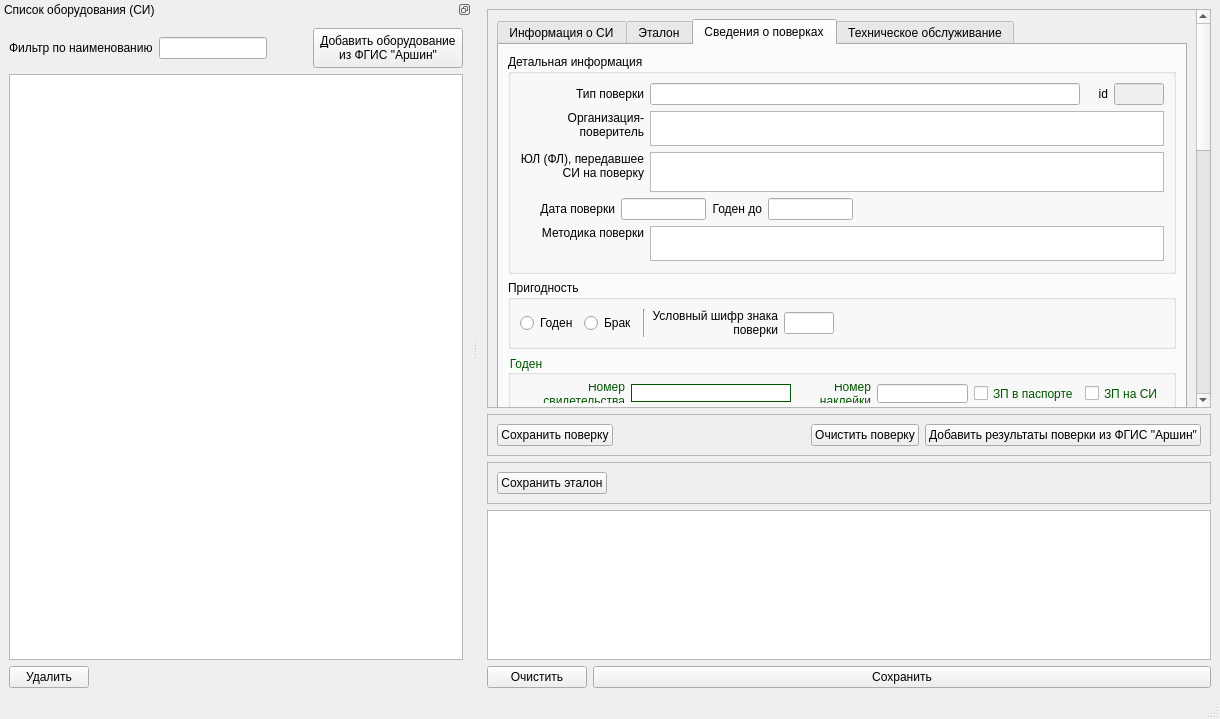
The window that equipment.ui (sylmain/Cometa1) describes before a commit, drawn with Qt 5.
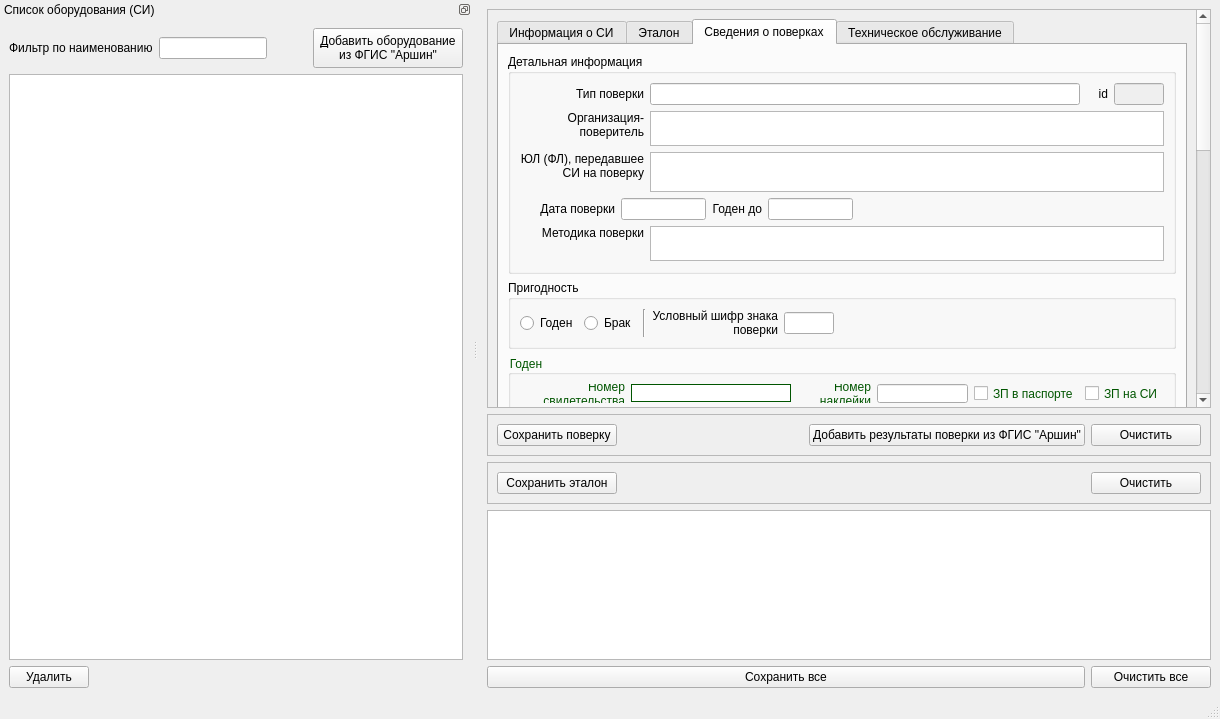
The same window after the commit.

The edit to the form file:
```diff
--- a/equipment.ui
+++ b/equipment.ui
@@ -2223,7 +2223,7 @@
         <widget class="QPushButton" name="pushButton_save_vri">
          <property name="minimumSize">
           <size>
-           <width>110</width>
+           <width>120</width>
            <height>0</height>
           </size>
          </property>
@@ -2245,18 +2245,11 @@
          </property>
         </spacer>
        </item>
-       <item>
-        <widget class="QPushButton" name="pushButton_clear_vri">
-         <property name="text">
-          <string>Очистить поверку</string>
-         </property>
-        </widget>
-       </item>
        <item>
         <widget class="QPushButton" name="pushButton_add_vri">
          <property name="minimumSize">
           <size>
-           <width>200</width>
+           <width>270</width>
            <height>0</height>
           </size>
          </property>
@@ -2268,6 +2261,19 @@
          </property>
         </widget>
        </item>
+       <item>
+        <widget class="QPushButton" name="pushButton_clear_vri">
+         <property name="minimumSize">
+          <size>
+           <width>110</width>
+           <height>0</height>
+          </size>
+         </property>
+         <property name="text">
+          <string>Очистить</string>
+         </property>
+        </widget>
+       </item>
       </layout>
      </widget>
     </item>
@@ -2284,7 +2290,7 @@
         <widget class="QPushButton" name="pushButton_save_mieta">
          <property name="minimumSize">
           <size>
-           <width>110</width>
+           <width>120</width>
            <height>0</height>
           </size>
          </property>
@@ -2306,6 +2312,19 @@
          </property>
         </spacer>
        </item>
+       <item>
+        <widget class="QPushButton" name="pushButton_clear_mieta">
+         <property name="minimumSize">
+          <size>
+           <width>110</width>
+           <height>0</height>
+          </size>
+         </property>
+         <property name="text">
+          <string>Очистить</string>
+         </property>
+        </widget>
+       </item>
       </layout>
      </widget>
     </item>
@@ -2348,23 +2367,35 @@
     </item>
     <item>
      <layout class="QHBoxLayout" name="horizontalLayout_6">
+      <item>
+       <widget class="QPushButton" name="pushButton_equip_save">
+        <property name="minimumSize">
+         <size>
+          <width>120</width>
+          <height>0</height>
+         </size>
+        </property>
+        <property name="text">
+         <string>Сохранить все</string>
+        </property>
+       </widget>
+      </item>
       <item>
        <widget class="QPushButton" name="pushButton_clear">
+        <property name="minimumSize">
+         <size>
+          <width>120</width>
+          <height>0</height>
+         </size>
+        </property>
         <property name="maximumSize">
          <size>
-          <width>100</width>
+          <width>120</width>
           <height>16777215</height>
          </size>
         </property>
         <property name="text">
-         <string>Очистить</string>
-        </property>
-       </widget>
-      </item>
-      <item>
-       <widget class="QPushButton" name="pushButton_equip_save">
-        <property name="text">
-         <string>Сохранить</string>
+         <string>Очистить все</string>
         </property>
        </widget>
       </item>
```
Left out of the diff: 2 changed lines with no effect on the pictures.
